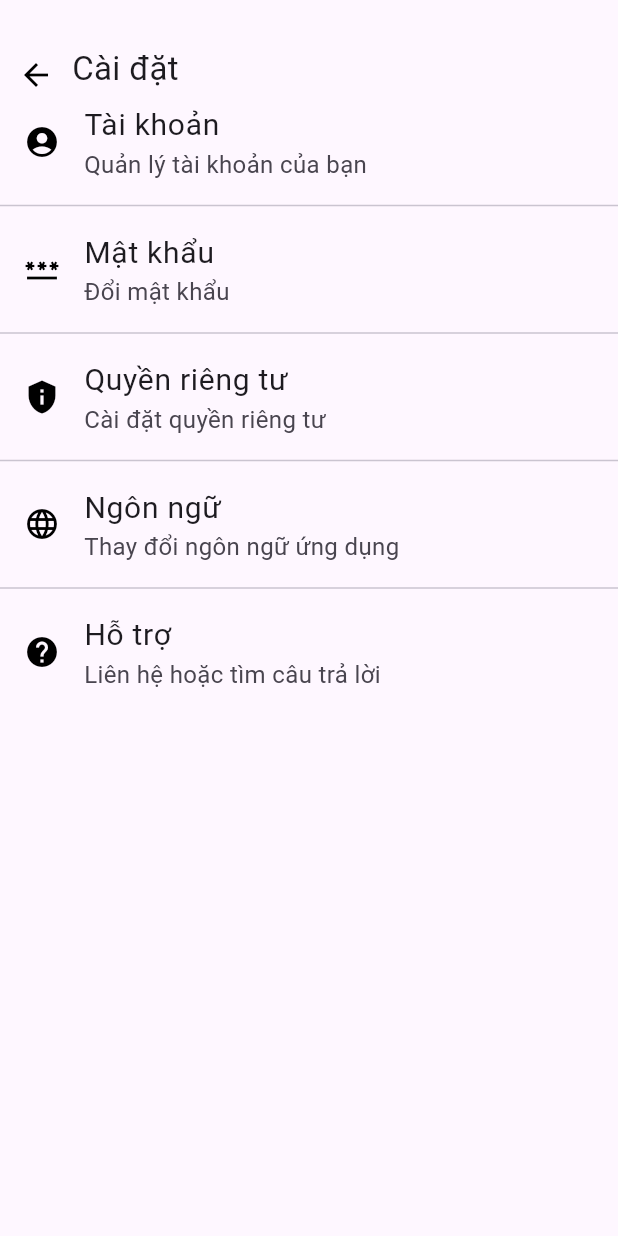
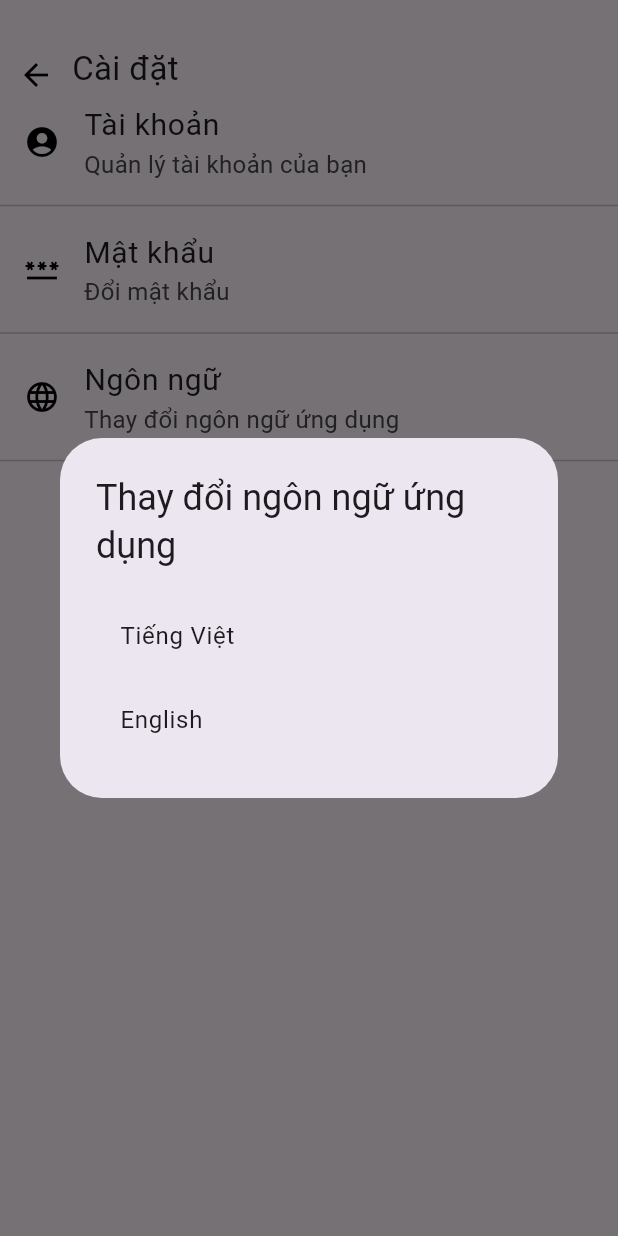
Before and after one commit to KeloTuan/AppSickSense, a Flutter app: the SettingPage screen opened directly, after a tap on "Ngôn ngữ", on a phone screen of 412 x 824 dp. Run offline on Flutter 3.47's test engine with Material 3 defaults, Android fonts, the light colour scheme and no system bars; our stand-ins replace cloud_firestore, firebase_auth, firebase_core, firebase_database, get; accounts and stored records are empty; generated files the repository leaves out were written again; network calls fail.

Commit message:
Đa ngôn ngữ

```diff
--- /dev/null
+++ b/sicksense/l10n.yaml
@@ -0,0 +1,3 @@
+arb-dir: lib/l10n
+template-arb-file: app_en.arb
+output-localization-file: app_localizations.dart
--- a/sicksense/lib/main.dart
+++ b/sicksense/lib/main.dart
@@ -1,27 +1,55 @@
 import 'package:flutter/material.dart';
 import 'package:firebase_core/firebase_core.dart';
+import 'package:flutter_localizations/flutter_localizations.dart';
 import 'package:sick_sense_mobile/auth/login/login_screen.dart';
-import 'package:sick_sense_mobile/auth/signup/sign_up_screen.dart'; // Đường dẫn tới ứng dụng chính của bạn
+import 'package:flutter_gen/gen_l10n/app_localizations.dart';
 
 void main() async {
-  WidgetsFlutterBinding
-      .ensureInitialized(); // Đảm bảo Flutter được khởi tạo đúng cách
-  await Firebase.initializeApp(); // Khởi tạo Firebase
-  runApp(const MyApp()); // Chạy ứng dụng của bạn
+  WidgetsFlutterBinding.ensureInitialized();
+  await Firebase.initializeApp();
+  runApp(const MyApp());
 }
 
-class MyApp extends StatelessWidget {
+class MyApp extends StatefulWidget {
   const MyApp({super.key});
+
+  static _MyAppState of(BuildContext context) {
+    return context.findAncestorStateOfType<_MyAppState>()!;
+  }
+
+  @override
+  _MyAppState createState() => _MyAppState();
+}
+
+class _MyAppState extends State<MyApp> {
+  Locale _locale = const Locale('vi');
 
   @override
   Widget build(BuildContext context) {
     return MaterialApp(
       debugShowCheckedModeBanner: false,
       title: 'Sick Sense',
+      localizationsDelegates: const [
+        AppLocalizations.delegate,
+        GlobalMaterialLocalizations.delegate,
+        GlobalWidgetsLocalizations.delegate,
+        GlobalCupertinoLocalizations.delegate,
+      ],
+      supportedLocales: const [
+        Locale('en'),
+        Locale('vi'),
+      ],
+      locale: _locale, // Sử dụng locale thay đổi
       theme: ThemeData(
         primarySwatch: Colors.blue,
       ),
-      home: LoginScreen(), // Đặt trang khởi đầu của bạn
+      home: LoginScreen(),
     );
   }
+
+  void setLocale(Locale locale) {
+    setState(() {
+      _locale = locale;
+    });
+  }
 }
--- a/sicksense/lib/setting/setting.dart
+++ b/sicksense/lib/setting/setting.dart
@@ -1,38 +1,38 @@
 import 'package:flutter/material.dart';
+import 'package:sick_sense_mobile/main.dart';
 import 'package:sick_sense_mobile/pages/change_password.dart';
 import 'package:sick_sense_mobile/setting/accountSettingPage.dart';
+import 'package:flutter_gen/gen_l10n/app_localizations.dart';
+import 'package:flutter_localizations/flutter_localizations.dart';
 
 class SettingPage extends StatelessWidget {
   const SettingPage({super.key});
 
   @override
   Widget build(BuildContext context) {
+    final localizations = AppLocalizations.of(context)!;
+
     return Scaffold(
       appBar: PreferredSize(
-          preferredSize:
-              const Size.fromHeight(60.0), // Đặt chiều cao của AppBar
+        preferredSize: const Size.fromHeight(60.0),
         child: AppBar(
-            automaticallyImplyLeading: false, // Tắt mũi tên mặc định của AppBar
+          automaticallyImplyLeading: false,
           flexibleSpace: Padding(
-              padding: const EdgeInsets.only(
-                  top:
-                      30.0), // Khoảng cách từ đầu trang đến nội dung trong AppBar
+            padding: const EdgeInsets.only(top: 30.0),
             child: Row(
               children: [
                 IconButton(
-                    icon: const Icon(Icons.arrow_back,
-                        color: Colors.black), // Mũi tên trở về
+                  icon: const Icon(Icons.arrow_back, color: Colors.black),
                   onPressed: () {
-                      Navigator.pop(context); // Quay lại trang trước
+                    Navigator.pop(context);
                   },
                 ),
-                  const Expanded(
+                Expanded(
                   child: Align(
-                      alignment:
-                          Alignment.centerLeft, // Canh trái chữ "Cài đặt"
+                    alignment: Alignment.centerLeft,
                     child: Text(
-                        'Cài đặt',
-                        style: TextStyle(fontSize: 22), // Kích thước chữ
+                      localizations.settings,
+                      style: const TextStyle(fontSize: 22),
                     ),
                   ),
                 ),
@@ -44,16 +44,16 @@ class SettingPage extends StatelessWidget {
       body: ListView(
         padding: const EdgeInsets.all(0.0),
         children: [
-            //Tài khoản
+          // Tài khoản
           ListTile(
             leading: const Icon(Icons.account_circle, color: Colors.black),
-              title: const Text(
-                'Tài khoản',
-                style: TextStyle(fontSize: 20), // Kích thước chữ tiêu đề
+            title: Text(
+              localizations.account,
+              style: const TextStyle(fontSize: 20),
             ),
-              subtitle: const Text(
-                'Quản lý tài khoản của bạn',
-                style: TextStyle(fontSize: 16), // Kích thước chữ phụ đề
+            subtitle: Text(
+              localizations.accountDescription,
+              style: const TextStyle(fontSize: 16),
             ),
             onTap: () {
               Navigator.push(
@@ -65,16 +65,16 @@ class SettingPage extends StatelessWidget {
           ),
           const Divider(),
 
-            //Thông báo
+          // Mật khẩu
           ListTile(
             leading: const Icon(Icons.password, color: Colors.black),
-              title: const Text(
-                'Mật khẩu',
-                style: TextStyle(fontSize: 20),
+            title: Text(
+              localizations.password,
+              style: const TextStyle(fontSize: 20),
             ),
-              subtitle: const Text(
-                'Đổi mật khẩu',
-                style: TextStyle(fontSize: 16),
+            subtitle: Text(
+              localizations.changePassword,
+              style: const TextStyle(fontSize: 16),
             ),
             onTap: () {
               Navigator.push(
@@ -85,56 +85,58 @@ class SettingPage extends StatelessWidget {
           ),
           const Divider(),
 
-            //Quyền riêng tư
+          // Ngôn ngữ
           ListTile(
-              leading: const Icon(Icons.privacy_tip, color: Colors.black),
-              title: const Text(
-                'Quyền riêng tư',
-                style: TextStyle(fontSize: 20),
+            leading: const Icon(Icons.language, color: Colors.black),
+            title: Text(
+              localizations.language,
+              style: const TextStyle(fontSize: 20),
             ),
-              subtitle: const Text(
-                'Cài đặt quyền riêng tư',
-                style: TextStyle(fontSize: 16),
+            subtitle: Text(
+              localizations.changeLanguage,
+              style: const TextStyle(fontSize: 16),
             ),
             onTap: () {
-                // Xử lý khi người dùng nhấn vào
+              // Hiển thị Dialog chọn ngôn ngữ
+              _showLanguageDialog(context);
             },
           ),
           const Divider(),
+        ],
+      ),
+    );
+  }
 
-            //Ngôn ngữ
+  void _showLanguageDialog(BuildContext context) {
+    showDialog(
+      context: context,
+      builder: (context) {
+        return AlertDialog(
+          title: Text(AppLocalizations.of(context)!.changeLanguage),
+          content: Column(
+            mainAxisSize: MainAxisSize.min,
+            children: [
               ListTile(
-              leading: const Icon(Icons.language, color: Colors.black),
-              title: const Text(
-                'Ngôn ngữ',
-                style: TextStyle(fontSize: 20),
-              ),
-              subtitle: const Text(
-                'Thay đổi ngôn ngữ ứng dụng',
-                style: TextStyle(fontSize: 16),
-              ),
+                title: Text('Tiếng Việt'),
                 onTap: () {
-                // Xử lý khi người dùng nhấn vào
+                  _changeLanguage(context, Locale('vi'));
                 },
               ),
-            const Divider(),
-
-            // Hỗ trợ
               ListTile(
-              leading: const Icon(Icons.help, color: Colors.black),
-              title: const Text(
-                'Hỗ trợ',
-                style: TextStyle(fontSize: 20),
-              ),
-              subtitle: const Text(
-                'Liên hệ hoặc tìm câu trả lời',
-                style: TextStyle(fontSize: 16),
-              ),
+                title: Text('English'),
                 onTap: () {
-                // Xử lý khi người dùng nhấn vào
+                  _changeLanguage(context, Locale('en'));
                 },
               ),
             ],
-        ));
+          ),
+        );
+      },
+    );
+  }
+
+  void _changeLanguage(BuildContext context, Locale locale) {
+    Navigator.of(context).pop(); // Đóng dialog
+    MyApp.of(context).setLocale(locale); // Thay đổi ngôn ngữ
   }
 }
--- a/sicksense/pubspec.yaml
+++ b/sicksense/pubspec.yaml
@@ -30,7 +30,8 @@ environment:
 dependencies:
   flutter:
     sdk: flutter
-
+  flutter_localizations:
+    sdk: flutter
 
   # The following adds the Cupertino Icons font to your application.
   # Use with the CupertinoIcons class for iOS style icons.
@@ -40,6 +41,7 @@ dependencies:
   cloud_firestore: ^5.5.1
   get: ^4.6.6
   firebase_database: ^11.2.0
+  intl: any
 
 dev_dependencies:
   flutter_test:
@@ -62,6 +64,7 @@ flutter:
   # included with your application, so that you can use the icons in
   # the material Icons class.
   uses-material-design: true
+  generate: true
   assets:
   - assets/images/
   - assets/full_json_generated_data_vn_units.json
```
Also changed, not shown: sicksense/lib/auth/signup/sign_up_screen.dart (+31 -22 lines), sicksense/lib/l10n/app_en.arb (added, +57 -0 lines), sicksense/lib/l10n/app_vi.arb (added, +57 -0 lines), sicksense/lib/nav_bar/rightbar.dart (+21 -14 lines), sicksense/lib/pages/change_password.dart (+27 -101 lines), sicksense/lib/pages/chat.dart (+23 -19 lines), sicksense/lib/setting/accountSettingPage.dart (+18 -12 lines), sicksense/pubspec.lock. Lines whose indentation alone changed are shown as unchanged.
